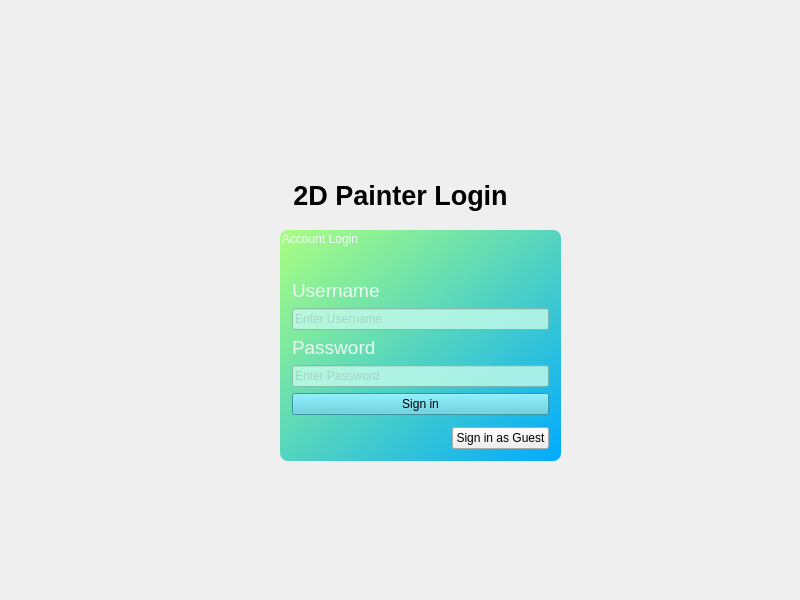
The window that project/loginwindow.ui (larsonkyle/Class-Project-Assignment---2D-Graphics-Modeler-Inc.) describes before a commit, drawn with Qt 5.
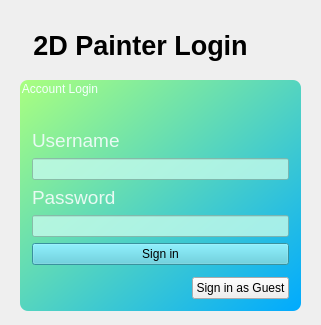
The same window after the commit. Icons and pictures are not drawn.

What changed in the file:
```diff
--- a/project/loginwindow.ui
+++ b/project/loginwindow.ui
@@ -6,8 +6,8 @@
    <rect>
     <x>0</x>
     <y>0</y>
-    <width>800</width>
-    <height>600</height>
+    <width>321</width>
+    <height>325</height>
    </rect>
   </property>
   <property name="acceptDrops">
@@ -56,8 +56,8 @@
    <widget class="QLabel" name="label">
     <property name="geometry">
      <rect>
-      <x>290</x>
-      <y>160</y>
+      <x>30</x>
+      <y>10</y>
       <width>221</width>
       <height>71</height>
      </rect>
@@ -69,8 +69,8 @@
    <widget class="QGroupBox" name="loginBox">
     <property name="geometry">
      <rect>
-      <x>280</x>
-      <y>230</y>
+      <x>20</x>
+      <y>80</y>
       <width>281</width>
       <height>231</height>
      </rect>
@@ -121,7 +121,7 @@
 color:rgba(115, 148, 139, 80)</string>
          </property>
          <property name="text">
-          <string>Enter Username</string>
+          <string/>
          </property>
         </widget>
        </item>
@@ -144,7 +144,7 @@
 color:rgba(115, 148, 139, 80)</string>
          </property>
          <property name="text">
-          <string>Enter Password</string>
+          <string/>
          </property>
         </widget>
        </item>
```
